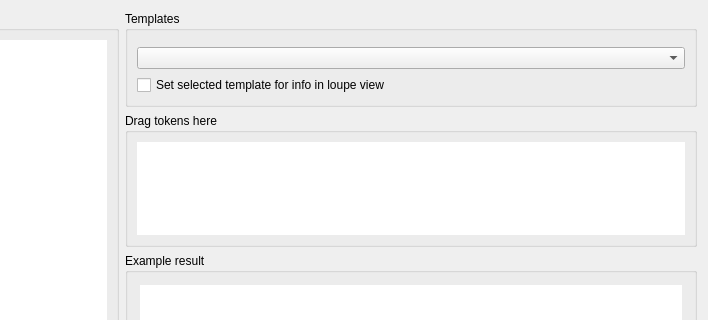
Above: Dialogs/tokendlg.ui from towhee/Winnow64 before the change; both pictures show x 92 to 800 and y 0 to 320 of the 800 by 612 pixel window. Below: the same form after it.
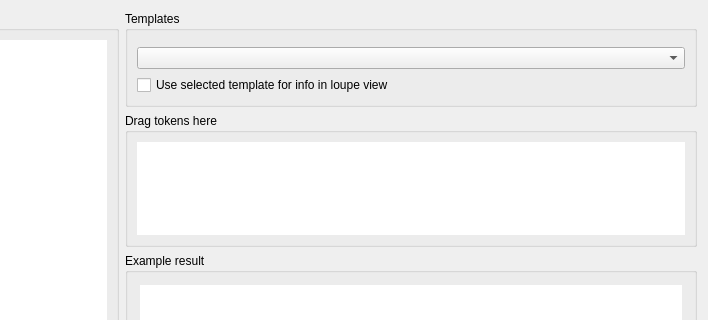
That is the form after the change. Custom widgets are drawn as their Qt base class.

Patch:
```diff
--- a/Dialogs/tokendlg.ui
+++ b/Dialogs/tokendlg.ui
@@ -169,7 +169,7 @@
          <item>
           <widget class="QCheckBox" name="chkUseInLoupeView">
            <property name="text">
-            <string>Set selected template for info in loupe view</string>
+            <string>Use selected template for info in loupe view</string>
            </property>
           </widget>
          </item>
```
